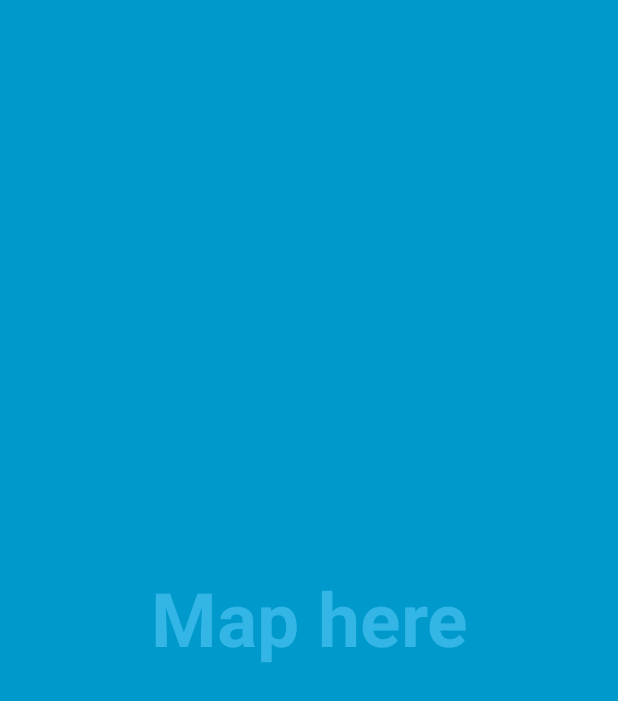
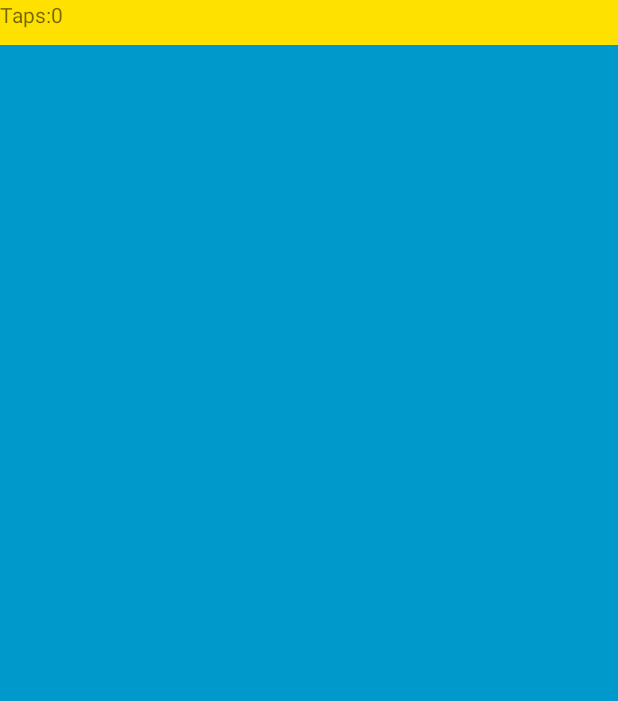
Before and after one commit to Ruby437/gun-paradise, an Android app: the layout activity_combat.xml on its own in the app's theme, with its tools: preview values and no code run, on a phone screen of 412 x 824 dp. Shown: the top 701 px of the screen. Run offline under Robolectric (Android 15) with nearby library versions, the phone set to English and light mode, and no system bars.

Commit message:
Working on getting functionality to work, crashing when tapping.

```diff
--- a/app/src/main/java/com/example/a437/gun_paradise/EventHandler.java
+++ b/app/src/main/java/com/example/a437/gun_paradise/EventHandler.java
@@ -33,6 +33,7 @@ public class EventHandler implements Parcelable{
        for (int i = count; i>0;i--){
            tap();
            //todo statistics
+
        };
     }
     public void tap () {this.taps++;}
--- a/app/src/main/java/com/example/a437/gun_paradise/combat.java
+++ b/app/src/main/java/com/example/a437/gun_paradise/combat.java
@@ -7,6 +7,7 @@ import android.os.Bundle;
 import android.os.Handler;
 import android.view.MotionEvent;
 import android.view.View;
+import android.widget.TextView;
 
 /**
  * An example full-screen activity that shows and hides the system UI (i.e.
@@ -14,6 +15,7 @@ import android.view.View;
  */
 public class Combat extends AppCompatActivity {
     EventHandler events;
+    TextView t;
     /**
      * Whether or not the system UI should be auto-hidden after
      * {@link #AUTO_HIDE_DELAY_MILLIS} milliseconds.
@@ -91,7 +93,10 @@ public class Combat extends AppCompatActivity {
       //todo get EventHandler working
         events = new EventHandler(bundle.getParcelable("EventHandler").describeContents());
         setContentView(R.layout.activity_combat);
+        t=new TextView(this);
 
+        t=(TextView)findViewById(R.id.textView2);
+        t.setText("0");
         mVisible = true;
         mContentView = findViewById(R.id.fullscreen_content);
 
@@ -101,6 +106,7 @@ public class Combat extends AppCompatActivity {
             @Override
             public void onClick(View view) {
               events.tap(1);
+              t.setText(events.getTaps());
             }
         });
 
--- a/app/src/main/res/layout/activity_combat.xml
+++ b/app/src/main/res/layout/activity_combat.xml
@@ -1,14 +1,16 @@
-<FrameLayout xmlns:android="http://schemas.android.com/apk/res/android"
+<RelativeLayout xmlns:android="http://schemas.android.com/apk/res/android"
     xmlns:tools="http://schemas.android.com/tools"
     android:layout_width="match_parent"
     android:layout_height="match_parent"
     android:background="#0099cc"
-    tools:context=".Combat">
+    tools:context=".Combat"
+    android:rowCount="3"
+    android:columnCount="3">
 
     <!-- The primary full-screen view. This can be replaced with whatever view
          is needed to present your content, e.g. VideoView, SurfaceView,
          TextureView, etc. -->
-    <TextView
+    <ImageView
         android:id="@+id/fullscreen_content"
         android:layout_width="match_parent"
         android:layout_height="match_parent"
@@ -17,7 +19,37 @@
         android:text="@string/dummy_content"
         android:textColor="#33b5e5"
         android:textSize="50sp"
-        android:textStyle="bold" />
+        android:textStyle="bold"
+        android:layout_marginLeft="0dp"
+        android:layout_alignParentEnd="true"
+        android:layout_alignParentStart="true"
+        android:layout_alignParentBottom="true"
+        android:contentDescription="@string/enemies_units_and_all_that_stuff_goes_here"
+        android:layout_below="@+id/linearLayout" />
+
+    <LinearLayout
+        android:orientation="horizontal"
+        android:layout_width="match_parent"
+        android:layout_height="30dp"
+        android:layout_alignParentTop="true"
+        android:layout_alignParentStart="true"
+        android:id="@+id/linearLayout"
+        android:background="#ffe100">
+
+        <TextView
+            android:layout_width="wrap_content"
+            android:layout_height="wrap_content"
+            android:textAppearance="?android:attr/textAppearanceSmall"
+            android:text="@string/taps"
+            android:id="@+id/textView" />
+
+        <TextView
+            android:layout_width="wrap_content"
+            android:layout_height="wrap_content"
+            android:textAppearance="?android:attr/textAppearanceSmall"
+            android:text="@string/tapsCount"
+            android:id="@+id/textView2" />
+    </LinearLayout>
 
     <!-- This FrameLayout insets its children based on system windows using
          android:fitsSystemWindows. -->
@@ -39,4 +71,4 @@
         </LinearLayout>
     </FrameLayout>-->
 
-</FrameLayout>
+</RelativeLayout>
--- a/app/src/main/res/values/strings.xml
+++ b/app/src/main/res/values/strings.xml
@@ -12,4 +12,7 @@
 
         <string name="title_activity_combat">combat</string>
     <string name="dummy_button">Dummy Button</string>
+    <string name="enemies_units_and_all_that_stuff_goes_here">Enemies, Units and all that stuff goes here</string>
+    <string name="taps">Taps:</string>
+    <string name="tapsCount">0</string>
 </resources>
```
